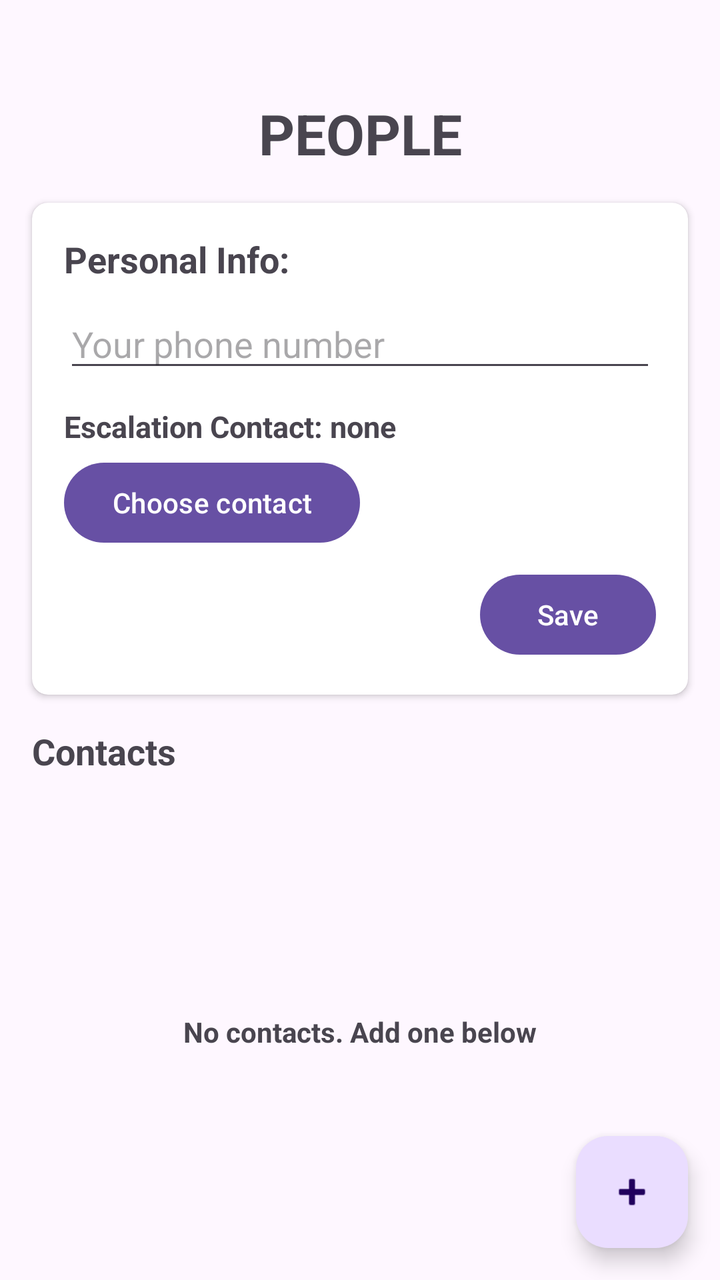
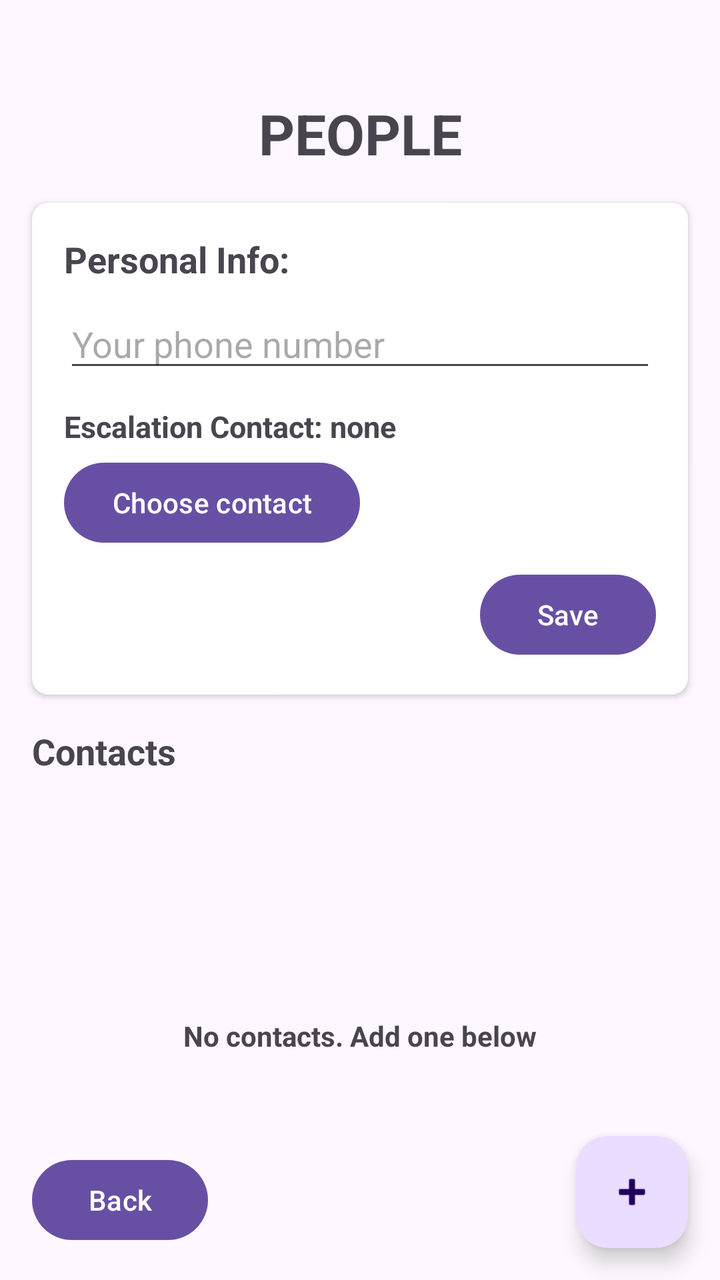

Before-and-after screenshots of an Android layout around one commit, followed by the original layout XML and the change that was made.
<!-- AndroidManifest.xml: application theme Theme.CommunitySafetyApp -->
<!-- res/layout/activity_people.xml -->
<?xml version="1.0" encoding="utf-8"?>
<androidx.constraintlayout.widget.ConstraintLayout
    xmlns:android="http://schemas.android.com/apk/res/android"
    xmlns:app="http://schemas.android.com/apk/res-auto"
    xmlns:tools="http://schemas.android.com/tools"
    android:id="@+id/main"
    android:layout_width="match_parent"
    android:layout_height="match_parent"
    tools:context=".PeopleActivity">

    <TextView
        android:id="@+id/tvPeopleHeader"
        android:layout_width="wrap_content"
        android:layout_height="wrap_content"
        android:layout_marginTop="48dp"
        android:text="PEOPLE"
        android:textSize="28sp"
        android:textStyle="bold"
        app:layout_constraintTop_toTopOf="parent"
        app:layout_constraintStart_toStartOf="parent"
        app:layout_constraintEnd_toEndOf="parent" />

    <androidx.cardview.widget.CardView
        android:id="@+id/cardView"
        android:layout_width="0dp"
        android:layout_height="wrap_content"
        android:layout_marginStart="16dp"
        android:layout_marginEnd="16dp"
        android:layout_marginTop="16dp"
        app:cardCornerRadius="8dp"
        app:cardElevation="2dp"
        app:layout_constraintTop_toBottomOf="@id/tvPeopleHeader"
        app:layout_constraintStart_toStartOf="parent"
        app:layout_constraintEnd_toEndOf="parent">

        <LinearLayout
            android:layout_width="match_parent"
            android:layout_height="wrap_content"
            android:orientation="vertical"
            android:padding="16dp">

            <TextView
                android:id="@+id/tvYouHeader"
                android:layout_width="wrap_content"
                android:layout_height="wrap_content"
                android:text="Personal Info:"
                android:textSize="18sp"
                android:textStyle="bold" />

            <com.google.android.material.textfield.TextInputEditText
                android:id="@+id/etMyNumber"
                android:layout_width="match_parent"
                android:layout_height="wrap_content"
                android:layout_marginTop="8dp"
                android:hint="Your phone number"
                android:inputType="phone" />

            <TextView
                android:id="@+id/tvEscalationContact"
                android:layout_width="match_parent"
                android:layout_height="wrap_content"
                android:layout_marginTop="12dp"
                android:text="Escalation Contact: none"
                android:textSize="15sp"
                android:textStyle="bold" />

            <Button
                android:id="@+id/btnPickEscalation"
                android:layout_width="wrap_content"
                android:layout_height="wrap_content"
                android:layout_marginTop="4dp"
                android:text="Choose contact" />

            <Button
                android:id="@+id/btnSaveYou"
                android:layout_width="wrap_content"
                android:layout_height="wrap_content"
                android:layout_marginTop="8dp"
                android:layout_gravity="end"
                android:text="Save" />

        </LinearLayout>
    </androidx.cardview.widget.CardView>

    <TextView
        android:id="@+id/tvContactsHeader"
        android:layout_width="wrap_content"
        android:layout_height="wrap_content"
        android:layout_marginStart="16dp"
        android:layout_marginTop="16dp"
        android:text="Contacts"
        android:textSize="18sp"
        android:textStyle="bold"
        app:layout_constraintTop_toBottomOf="@id/cardView"
        app:layout_constraintStart_toStartOf="parent" />

    <ListView
        android:id="@+id/lvContacts"
        android:layout_width="0dp"
        android:layout_height="0dp"
        android:layout_marginTop="4dp"
        android:clipToPadding="false"
        android:paddingBottom="88dp"
        app:layout_constraintBottom_toBottomOf="parent"
        app:layout_constraintEnd_toEndOf="parent"
        app:layout_constraintStart_toStartOf="parent"
        app:layout_constraintTop_toBottomOf="@id/tvContactsHeader"
        tools:layout_editor_absoluteY="321dp" />

    <TextView
        android:id="@+id/tvContactsEmpty"
        android:layout_width="wrap_content"
        android:layout_height="wrap_content"
        android:text="No contacts. Add one below"
        android:textStyle="bold"
        app:layout_constraintTop_toTopOf="@id/lvContacts"
        app:layout_constraintBottom_toBottomOf="@id/lvContacts"
        app:layout_constraintStart_toStartOf="parent"
        app:layout_constraintEnd_toEndOf="parent" />

    <com.google.android.material.floatingactionbutton.FloatingActionButton
        android:id="@+id/fabAddContact"
        android:layout_width="wrap_content"
        android:layout_height="wrap_content"
        android:layout_margin="16dp"
        android:src="@android:drawable/ic_input_add"
        app:layout_constraintBottom_toBottomOf="parent"
        app:layout_constraintEnd_toEndOf="parent" />

</androidx.constraintlayout.widget.ConstraintLayout>
<!-- resources referenced by this layout -->
<resources>
  <style name="Theme.CommunitySafetyApp" parent="Base.Theme.CommunitySafetyApp" />
  <style name="Base.Theme.CommunitySafetyApp" parent="Theme.Material3.DayNight.NoActionBar">
          
          
      </style>
</resources>

<!-- the commit's change to res/layout/activity_people.xml (unified diff, before → after) -->
@@ -98,14 +98,17 @@
         android:id="@+id/lvContacts"
         android:layout_width="0dp"
         android:layout_height="0dp"
-        android:layout_marginTop="4dp"
+        android:layout_marginTop="8dp"
+        android:paddingStart="16dp"
+        android:paddingEnd="16dp"
+        android:paddingBottom="88dp"
         android:clipToPadding="false"
-        android:paddingBottom="88dp"
+        android:divider="@android:color/transparent"
+        android:dividerHeight="8dp"
         app:layout_constraintBottom_toBottomOf="parent"
         app:layout_constraintEnd_toEndOf="parent"
         app:layout_constraintStart_toStartOf="parent"
-        app:layout_constraintTop_toBottomOf="@id/tvContactsHeader"
-        tools:layout_editor_absoluteY="321dp" />
+        app:layout_constraintTop_toBottomOf="@id/tvContactsHeader" />
 
     <TextView
         android:id="@+id/tvContactsEmpty"
@@ -127,4 +130,15 @@
         app:layout_constraintBottom_toBottomOf="parent"
         app:layout_constraintEnd_toEndOf="parent" />
 
+    <Button
+        android:id="@+id/btnBack"
+        android:layout_width="wrap_content"
+        android:layout_height="wrap_content"
+        android:layout_marginStart="16dp"
+        android:layout_marginBottom="16dp"
+        android:text="Back"
+        android:textAllCaps="false"
+        app:layout_constraintStart_toStartOf="parent"
+        app:layout_constraintBottom_toBottomOf="parent" />
+
 </androidx.constraintlayout.widget.ConstraintLayout>
